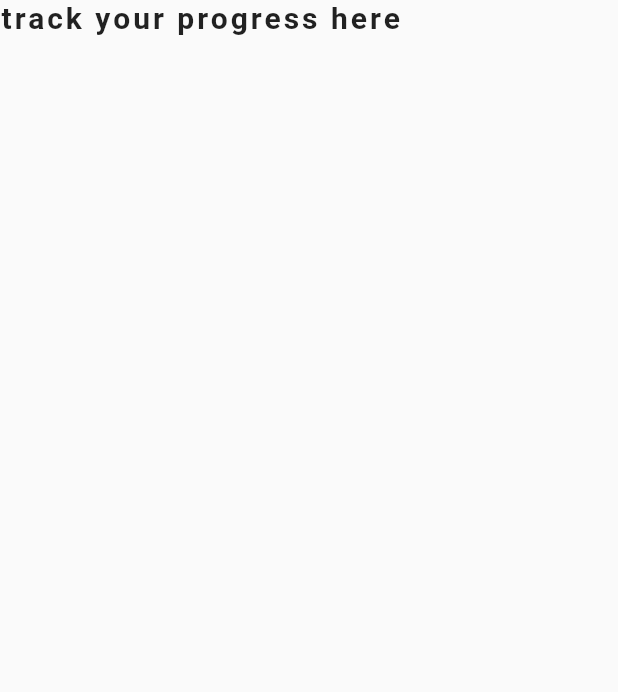
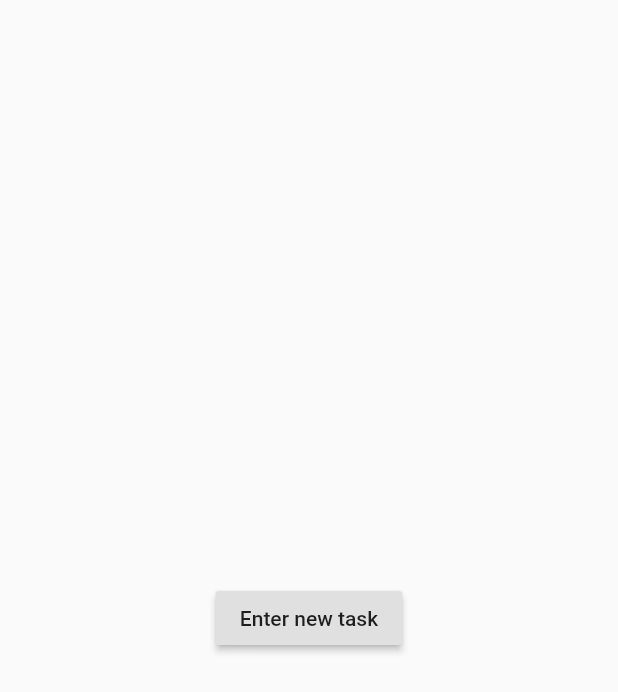
Before and after one commit to SUMR2020/STDY, a Flutter app: the progressPage screen opened directly, on a phone screen of 412 x 824 dp. Shown: the top 692 px of the screen. Run offline on Flutter 3.47's test engine with Material 2 defaults, Android fonts, the phone set to English and light mode, and no system bars.

Commit message:
made a button on the progress page

```diff
--- a/stdy/lib/progress_page.dart
+++ b/stdy/lib/progress_page.dart
@@ -1,22 +1,38 @@
 import 'package:flutter/material.dart';
+import 'package:flutter/widgets.dart';
+import 'package:flutter/foundation.dart';
+import 'home_widget.dart';
 
-class progressPage extends StatelessWidget {
+class progressPage extends StatefulWidget {
   @override
+  State<StatefulWidget> createState() {
+    return progressPageState();
+  }
+}
+
+class progressPageState extends State<progressPage>{
+
+  static final TextEditingController _task = new TextEditingController();
+  static List<Widget> _children;
+
+  progressPageState(){
+    _children = [
+      RaisedButton(
+        child: Text("Enter new task"),
+        onPressed: (){},
+      ),
+    ];
+  }
 
 
   Widget build(BuildContext context) {
     return Scaffold(
       //just testing
-      body: Text (
-          'track your progress here',
-      style: TextStyle(
-        fontSize: 20.0,
-        fontWeight: FontWeight.bold,
-        letterSpacing: 2.0,
-
-
-
-      ),
+      body: Center(
+        child: RaisedButton(
+          child: Text("Enter new task"),
+          onPressed: () {},
+        ),
       ),
     );
   }
```
